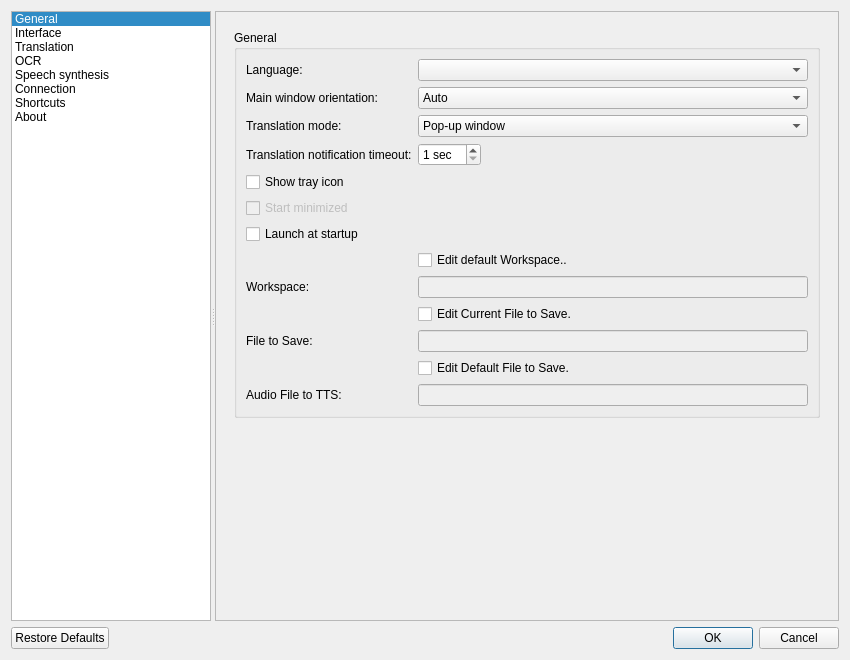
Old version of the form src/settings/settingsdialog.ui in the repository crow-translate/crow-translate.
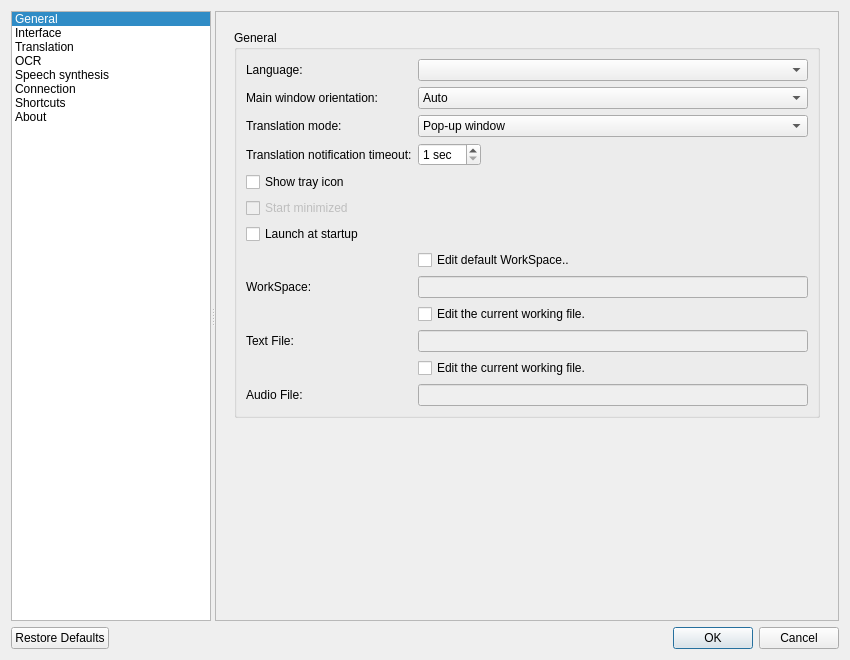
New version of the form. Icons and pictures are not drawn. Custom widgets are drawn as their Qt base class.

What changed in the file:
```diff
--- a/src/settings/settingsdialog.ui
+++ b/src/settings/settingsdialog.ui
@@ -290,7 +290,7 @@
                   <string>Path to write your content file...</string>
                  </property>
                  <property name="text">
-                  <string>Workspace:</string>
+                  <string>WorkSpace:</string>
                  </property>
                 </widget>
                </item>
@@ -307,7 +307,7 @@
                   <string>Current file name to save..</string>
                  </property>
                  <property name="text">
-                  <string>File to Save:</string>
+                  <string>Text File:</string>
                  </property>
                 </widget>
                </item>
@@ -321,7 +321,7 @@
                <item row="18" column="0">
                 <widget class="QLabel" name="audioFileNameLabel">
                  <property name="text">
-                  <string>Audio File to TTS:</string>
+                  <string>Audio File:</string>
                  </property>
                 </widget>
                </item>
@@ -341,21 +341,21 @@
                   <string>Check to edit default workspace...</string>
                  </property>
                  <property name="text">
-                  <string>Edit default Workspace..</string>
+                  <string>Edit default WorkSpace..</string>
                  </property>
                 </widget>
                </item>
                <item row="14" column="1">
                 <widget class="QCheckBox" name="custFileNameCkBox">
                  <property name="text">
-                  <string>Edit Current File to Save.</string>
+                  <string>Edit the current working file.</string>
                  </property>
                 </widget>
                </item>
                <item row="17" column="1">
                 <widget class="QCheckBox" name="custAudioToTTSCkBox">
                  <property name="text">
-                  <string>Edit Default File to Save.</string>
+                  <string>Edit the current working file.</string>
                  </property>
                 </widget>
                </item>
```
Left out of the diff: 23 changed lines with no effect on the pictures.
